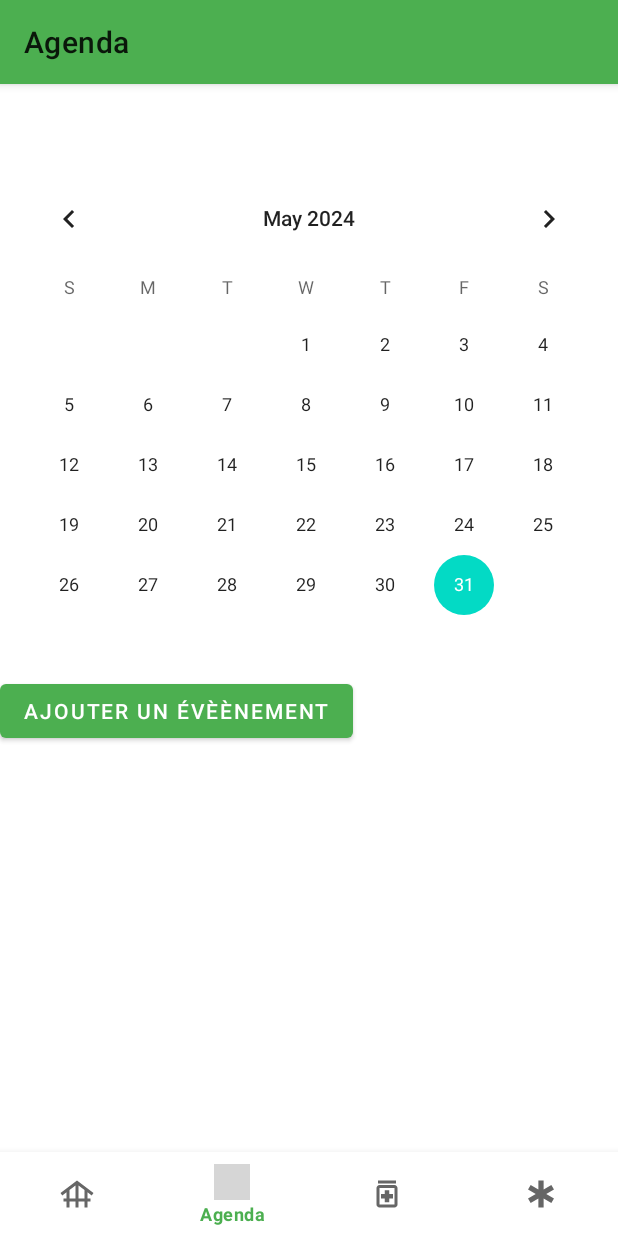
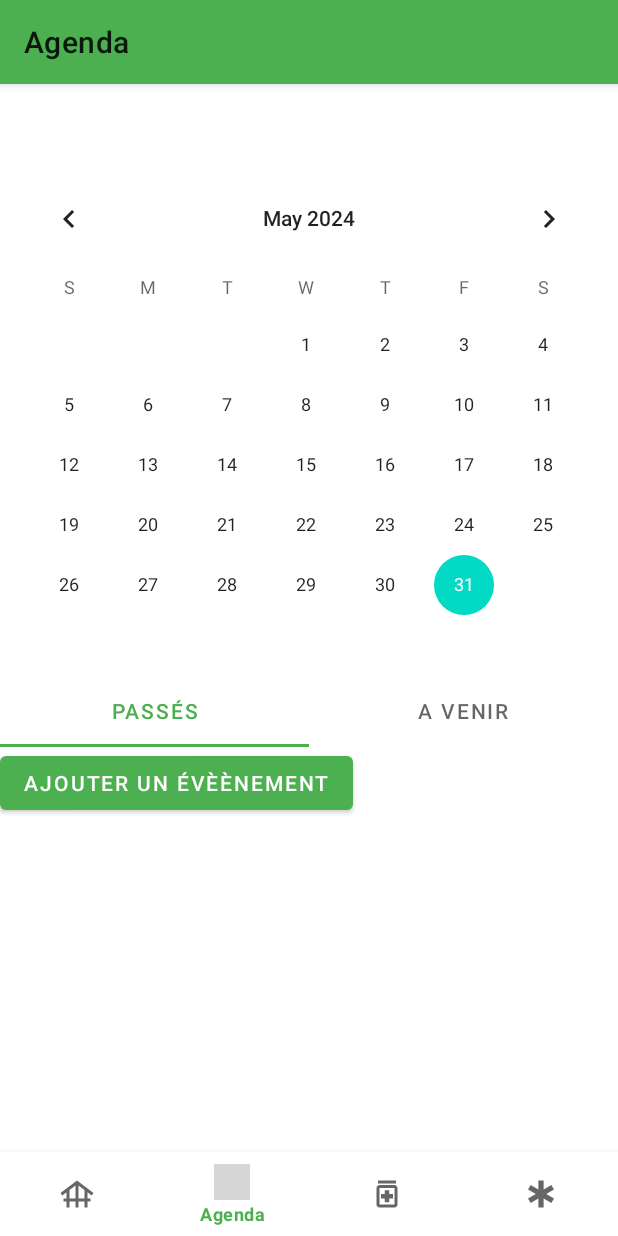
Before and after one commit to nirah-technology/petvet, an Android app: the PlannerFragment screen opened through its navigation route, on a phone screen of 412 x 824 dp. Run offline under Robolectric (Android 15) with nearby library versions, the phone set to English and light mode, and no system bars; our stand-ins replace navigation-ui; pictures from the network do not load; 3 statements that could not run were skipped; grey boxes are pictures that could not be loaded.

Commit message:
Update planner view addin tabs

```diff
--- a/app/src/main/java/io/nirahtech/petvet/MainActivity.java
+++ b/app/src/main/java/io/nirahtech/petvet/MainActivity.java
@@ -6,12 +6,14 @@ import android.os.Bundle;
 import android.view.View;
 
 import com.google.android.material.bottomnavigation.BottomNavigationView;
+import com.google.android.material.tabs.TabLayout;
 
 import androidx.appcompat.app.AppCompatActivity;
 import androidx.navigation.NavController;
 import androidx.navigation.Navigation;
 import androidx.navigation.ui.AppBarConfiguration;
 import androidx.navigation.ui.NavigationUI;
+import androidx.viewpager2.widget.ViewPager2;
 
 import io.nirahtech.petvet.databinding.ActivityMainBinding;
 
@@ -19,12 +21,45 @@ public class MainActivity extends AppCompatActivity {
 
     private ActivityMainBinding binding;
 
+    private TabLayout tabLayout;
+    private ViewPager2 viewPager2;
+    ViewPagerAdapter viewPagerAdapter;
+
     @Override
     protected void onCreate(Bundle savedInstanceState) {
         super.onCreate(savedInstanceState);
 
         binding = ActivityMainBinding.inflate(getLayoutInflater());
         setContentView(binding.getRoot());
+
+        this.tabLayout = findViewById(R.id.tabLayout);
+        this.viewPager2 = findViewById(R.id.viewPager);
+        this.viewPagerAdapter = new ViewPagerAdapter(this);
+        this.viewPager2.setAdapter(this.viewPagerAdapter);
+        this.tabLayout.addOnTabSelectedListener(new TabLayout.OnTabSelectedListener() {
+            @Override
+            public void onTabSelected(TabLayout.Tab tab) {
+                viewPager2.setCurrentItem(tab.getPosition());
+            }
+
+            @Override
+            public void onTabUnselected(TabLayout.Tab tab) {
+
+            }
+
+            @Override
+            public void onTabReselected(TabLayout.Tab tab) {
+
+            }
+        });
+
+        this.viewPager2.registerOnPageChangeCallback(new ViewPager2.OnPageChangeCallback() {
+            @Override
+            public void onPageSelected(int position) {
+                super.onPageSelected(position);
+                tabLayout.getTabAt(position).select();
+            }
+        });
 
         BottomNavigationView navView = findViewById(R.id.main_nav_view);
         // Passing each menu ID as a set of Ids because each
--- /dev/null
+++ b/app/src/main/java/io/nirahtech/petvet/ViewPagerAdapter.java
@@ -0,0 +1,32 @@
+package io.nirahtech.petvet;
+
+import androidx.annotation.NonNull;
+import androidx.fragment.app.Fragment;
+import androidx.fragment.app.FragmentActivity;
+import androidx.viewpager2.adapter.FragmentStateAdapter;
+
+public class ViewPagerAdapter extends FragmentStateAdapter {
+
+    private static final int TOTAL_TABS = 2;
+
+    public ViewPagerAdapter(@NonNull FragmentActivity fragmentActivity) {
+        super(fragmentActivity);
+    }
+
+    @NonNull
+    @Override
+    public Fragment createFragment(int position) {
+        Fragment fragmentToDisplay;
+        switch (position) {
+            case 0: fragmentToDisplay = new PassedEventsFragment();
+            case 1: fragmentToDisplay = new NextEventsFragment();
+            default: fragmentToDisplay = new PassedEventsFragment();
+        }
+        return fragmentToDisplay;
+    }
+
+    @Override
+    public int getItemCount() {
+        return TOTAL_TABS;
+    }
+}
--- a/app/src/main/res/layout/fragment_planner.xml
+++ b/app/src/main/res/layout/fragment_planner.xml
@@ -11,6 +11,29 @@
         android:layout_width="match_parent"
         android:layout_height="match_parent" />
 
+
+    <com.google.android.material.tabs.TabLayout
+        android:id="@+id/tabLayout"
+        android:layout_width="match_parent"
+        android:layout_height="wrap_content">
+
+        <com.google.android.material.tabs.TabItem
+            android:layout_width="wrap_content"
+            android:layout_height="wrap_content"
+            android:text="Passés" />
+
+        <com.google.android.material.tabs.TabItem
+            android:layout_width="wrap_content"
+            android:layout_height="wrap_content"
+            android:text="A Venir" />
+
+    </com.google.android.material.tabs.TabLayout>
+
+    <androidx.viewpager2.widget.ViewPager2
+        android:id="@+id/viewPager"
+        android:layout_width="match_parent"
+        android:layout_height="match_parent" />
+
     <Button
         android:id="@+id/button"
         android:layout_width="wrap_content"
```
Also changed, not shown: app/src/main/java/io/nirahtech/petvet/NextEventsFragment.java (added, +19 -0 lines), app/src/main/java/io/nirahtech/petvet/PassedEventsFragment.java (added, +19 -0 lines), app/src/main/res/layout/fragment_next_events.xml (added, +14 -0 lines), app/src/main/res/layout/fragment_passed_events.xml (added, +14 -0 lines).
